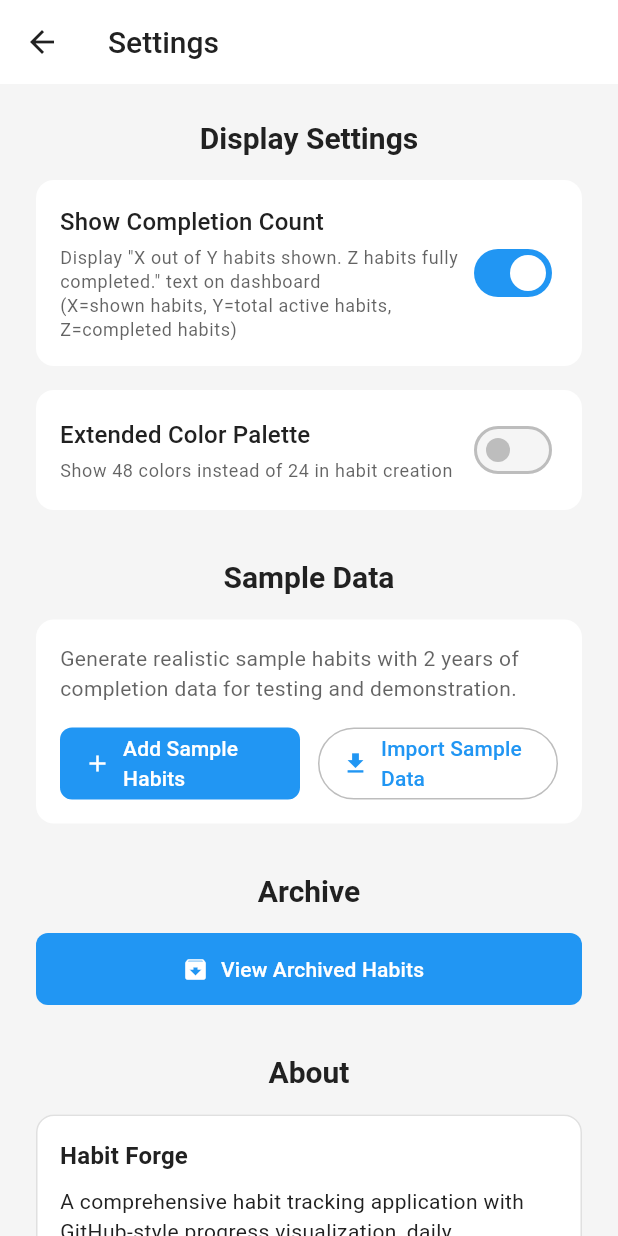
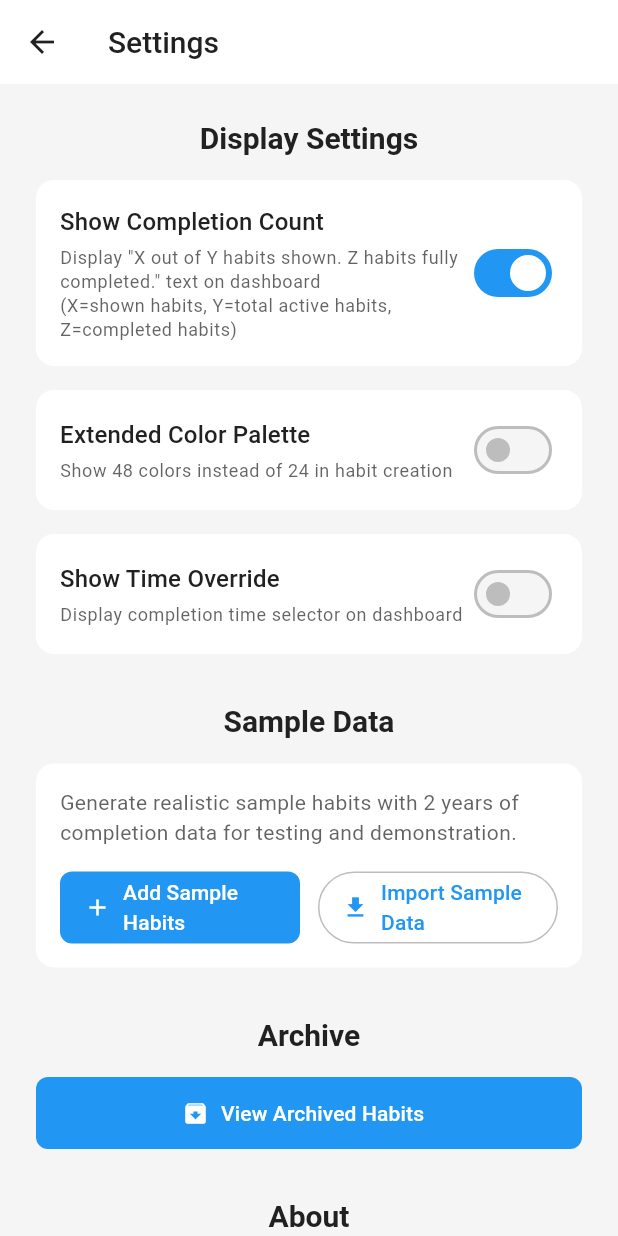
Before and after one commit to fcavaletto/habit_forge_app, a Flutter app: the SettingsScreen screen opened directly with empty values, scrolled down 576 dp, on a phone screen of 412 x 824 dp. Run offline on Flutter 3.47's test engine with Material 3 defaults, Android fonts, the phone set to English and light mode, and no system bars; our stand-ins replace fl_chart, flutter_local_notifications, shared_preferences, sqflite, timezone; accounts and stored records are empty.

Commit message:
feat(time-override): add virtual time service, settings toggle, and dashboard time element
- Add VirtualTimeService (session-based time override)
- Persist 'Show Time Override' setting via SettingsRepository (default off)
- Integrate with AppStateProvider; load setting on startup
- Settings: toggle to show time override on dashboard
- Dashboard: dynamic time element (clock vs overridden state with TURN OFF)
- Completion: use virtual time for timestamp composition
- Add live clock updates when not overridden
- Fix: load persisted toggle during initialize() phase

Dart analysis: clean

```diff
--- a/lib/providers/app_state_provider.dart
+++ b/lib/providers/app_state_provider.dart
@@ -3,6 +3,7 @@ import 'package:flutter/material.dart';
 import '../models/habit.dart';
 import '../services/notification_service.dart';
 import '../services/database_service.dart';
+import '../services/virtual_time_service.dart';
 import '../repositories/settings_repository.dart';
 import 'habit_provider.dart';
 import 'notification_provider.dart';
@@ -64,6 +65,8 @@ class AppState extends ChangeNotifier {
   final ProSubscriptionProvider _proSubscriptionProvider;
   final StreakSettingsProvider _streakSettingsProvider;
   final DateProvider _dateProvider;
+  final VirtualTimeService _virtualTimeService = VirtualTimeService();
+  final SettingsRepository _settingsRepository;
 
   AppState(
     this._habitProvider,
@@ -74,6 +77,7 @@ class AppState extends ChangeNotifier {
     this._proSubscriptionProvider,
     this._streakSettingsProvider,
     this._dateProvider,
+    this._settingsRepository,
   ) {
     // Listen to changes in child providers
     _habitProvider.addListener(() {
@@ -163,6 +167,16 @@ class AppState extends ChangeNotifier {
   DateTime get currentDate => _dateProvider.currentDate;
   bool get isVirtualMode => _dateProvider.isVirtualMode;
   DateTime? get virtualDate => _dateProvider.virtualDate;
+
+  // Time provider access
+  VirtualTimeService get virtualTimeService => _virtualTimeService;
+  TimeOfDay get currentTime => _virtualTimeService.currentTime;
+  bool get isTimeOverridden => _virtualTimeService.isTimeOverridden;
+  TimeOfDay? get virtualTime => _virtualTimeService.virtualTime;
+
+  // Settings access
+  bool _showTimeOverride = false;
+  bool get showTimeOverride => _showTimeOverride;
 
   // Combined loading state
   bool get isLoading =>
@@ -257,6 +271,7 @@ class AppState extends ChangeNotifier {
           _extendedColorPaletteProvider.loadExtendedColorPaletteSetting(),
           _proSubscriptionProvider.loadProSubscriptionSetting(),
           _streakSettingsProvider.loadStreakSetting(),
+          loadTimeOverrideSetting(),
         ]).timeout(
           const Duration(seconds: 8), // Reduced from 15 seconds
           onTimeout: () {
@@ -311,6 +326,42 @@ class AppState extends ChangeNotifier {
   void clearErrors() {
     _habitProvider.clearError();
     _notificationProvider.clearError();
+  }
+
+  /// Load time override setting from storage
+  Future<void> loadTimeOverrideSetting() async {
+    try {
+      _showTimeOverride = await _settingsRepository.getShowTimeOverride();
+      debugPrint('🕐 Loaded time override setting: $_showTimeOverride');
+      notifyListeners();
+    } catch (e) {
+      debugPrint('❌ Error loading time override setting: $e');
+      _showTimeOverride = false; // Default to false on error
+    }
+  }
+
+  /// Save time override setting to storage
+  Future<void> saveTimeOverrideSetting(bool show) async {
+    try {
+      await _settingsRepository.saveShowTimeOverride(show);
+      _showTimeOverride = show;
+      debugPrint('🕐 Saved time override setting: $show');
+      notifyListeners();
+    } catch (e) {
+      debugPrint('❌ Error saving time override setting: $e');
+    }
+  }
+
+  /// Set time override
+  void setTimeOverride(TimeOfDay time) {
+    _virtualTimeService.setTimeOverride(time);
+    notifyListeners();
+  }
+
+  /// Reset time override to system time
+  void resetTimeOverride() {
+    _virtualTimeService.resetToSystemTime();
+    notifyListeners();
   }
 
   /// Refresh all data across all providers with intelligent coordination
@@ -369,6 +420,7 @@ class AppStateProvider extends AppState {
     super.proSubscriptionProvider,
     super.streakSettingsProvider,
     super.dateProvider,
+    super.settingsRepository,
   );
 
   // Factory method for easy creation with SQLite repository
@@ -396,6 +448,7 @@ class AppStateProvider extends AppState {
       proSubscriptionProvider,
       streakSettingsProvider,
       dateProvider,
+      settingsRepository,
     );
   }
 
@@ -409,6 +462,7 @@ class AppStateProvider extends AppState {
     try {
       await _habitProvider.initialize();
       await _themeProvider.loadThemeMode();
+      await loadTimeOverrideSetting();
       _isInitialized = true;
       notifyListeners();
     } catch (e) {
--- a/lib/repositories/settings_repository.dart
+++ b/lib/repositories/settings_repository.dart
@@ -114,4 +114,15 @@ class SettingsRepository {
       return {};
     }
   }
+
+  /// Save boolean setting for time override visibility
+  Future<bool> saveShowTimeOverride(bool show) async {
+    return await saveSetting('show_time_override', show.toString());
+  }
+
+  /// Get boolean setting for time override visibility
+  Future<bool> getShowTimeOverride() async {
+    final value = await getSettingWithDefault('show_time_override', 'false');
+    return value.toLowerCase() == 'true';
+  }
 }
--- a/lib/screens/settings_screen.dart
+++ b/lib/screens/settings_screen.dart
@@ -463,6 +463,47 @@ class _SettingsScreenState extends State<SettingsScreen> {
             ),
           ),
 
+          const SizedBox(height: 16),
+          Container(
+            padding: const EdgeInsets.all(16),
+            decoration: BoxDecoration(
+              color: Theme.of(context).colorScheme.surfaceContainerLow,
+              borderRadius: BorderRadius.circular(12),
+            ),
+            child: Consumer<AppState>(
+              builder: (context, appState, child) {
+                return Row(
+                  children: [
+                    Expanded(
+                      child: Column(
+                        crossAxisAlignment: CrossAxisAlignment.start,
+                        children: [
+                          Text(
+                            'Show Time Override',
+                            style: Theme.of(context).textTheme.titleMedium,
+                          ),
+                          const SizedBox(height: 4),
+                          Text(
+                            'Display completion time selector on dashboard',
+                            style: Theme.of(context).textTheme.bodySmall?.copyWith(
+                              color: Theme.of(context).colorScheme.onSurface.withValues(alpha: 0.7),
+                            ),
+                          ),
+                        ],
+                      ),
+                    ),
+                    Switch(
+                      value: appState.showTimeOverride,
+                      onChanged: (value) async {
+                        await appState.saveTimeOverrideSetting(value);
+                      },
+                    ),
+                  ],
+                );
+              },
+            ),
+          ),
+
           const SizedBox(height: 32),
 
           // Sample Data Section
--- /dev/null
+++ b/lib/services/virtual_time_service.dart
@@ -0,0 +1,56 @@
+import 'package:flutter/material.dart';
+
+/// Virtual Time Service - Provides centralized time management for the app
+///
+/// This service allows the app to operate on a virtual time instead of the system time.
+/// When a virtual time is set, all time-dependent functionality throughout the app
+/// will use this virtual time instead of TimeOfDay.now().
+///
+/// Key Features:
+/// - Singleton pattern ensures single source of truth
+/// - Seamless fallback to system time when no virtual time is set
+/// - Session-based (resets on app restart)
+/// - Easy integration with existing HabitProvider.selectedTime
+class VirtualTimeService {
+  static final VirtualTimeService _instance = VirtualTimeService._internal();
+  factory VirtualTimeService() => _instance;
+  VirtualTimeService._internal();
+
+  TimeOfDay? _virtualTime;
+  bool _isTimeOverridden = false;
+
+  /// Gets the current time for the app
+  /// Returns virtual time if set, otherwise returns system time
+  TimeOfDay get currentTime => _isTimeOverridden && _virtualTime != null
+      ? _virtualTime!
+      : TimeOfDay.now();
+
+  /// Whether the app is currently in virtual time mode
+  bool get isTimeOverridden => _isTimeOverridden;
+
+  /// The currently set virtual time (null if not in virtual time mode)
+  TimeOfDay? get virtualTime => _isTimeOverridden ? _virtualTime : null;
+
+  /// Sets a virtual time for the app
+  /// All time-dependent functionality will use this time instead of system time
+  void setTimeOverride(TimeOfDay time) {
+    _virtualTime = time;
+    _isTimeOverridden = true;
+    debugPrint('🕐 Virtual time set to: ${_formatTime(_virtualTime!)}');
+  }
+
+  /// Resets to system time mode
+  /// All time-dependent functionality will use TimeOfDay.now() again
+  void resetToSystemTime() {
+    _virtualTime = null;
+    _isTimeOverridden = false;
+    debugPrint('🕐 Virtual time reset to system time');
+  }
+
+  /// Helper method to format times for logging
+  String _formatTime(TimeOfDay time) {
+    final hour = time.hour.toString().padLeft(2, '0');
+    final minute = time.minute.toString().padLeft(2, '0');
+    return '$hour:$minute';
+  }
+}
```
Also changed, not shown: lib/controllers/dashboard_controller.dart (+4 -4 lines), lib/providers/habit_provider.dart (+5 -2 lines), lib/screens/dashboard_view.dart (+74 -17 lines).
